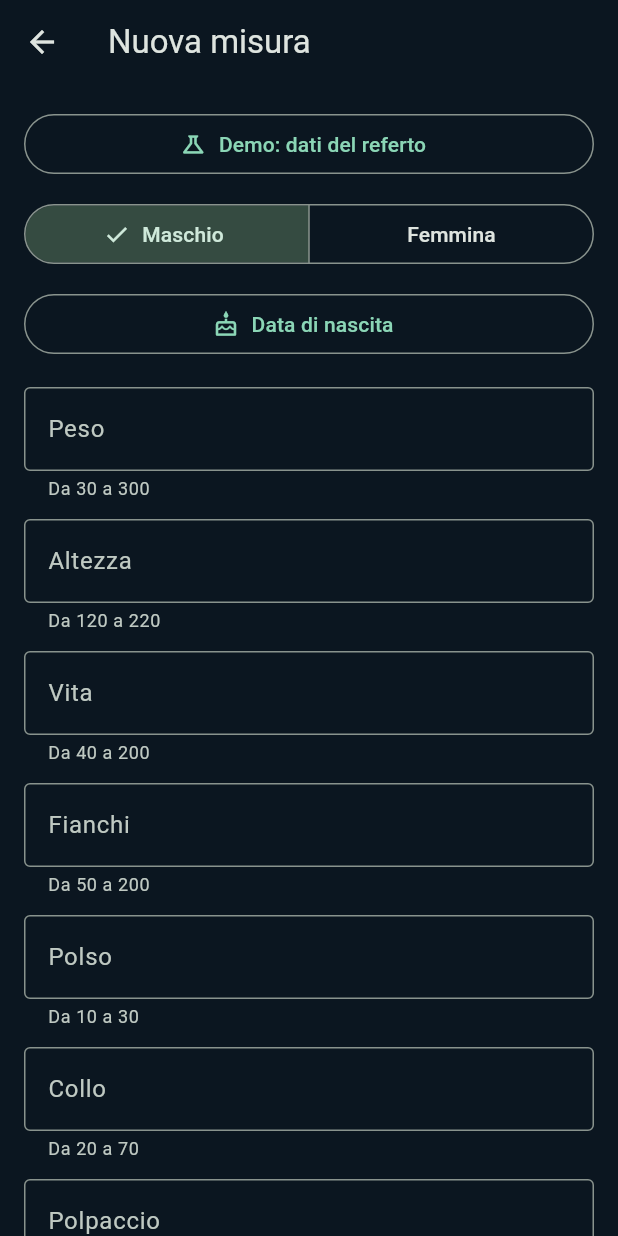
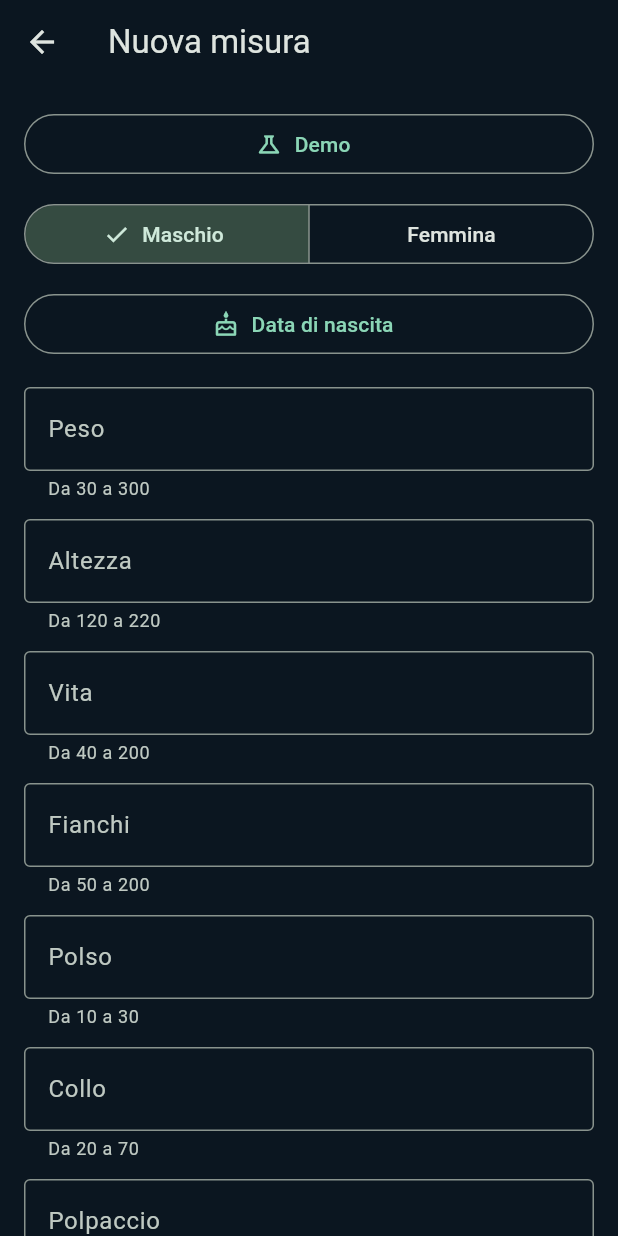
Before and after one commit to dnafinder/somatwin, a Flutter app: the InputScreen screen opened directly, on a phone screen of 412 x 824 dp. Run offline on Flutter 3.47's test engine with Material 3 defaults, Android fonts, the phone set to English and light mode, and no system bars; our stand-ins replace shared_preferences; accounts and stored records are empty.

Commit message:
Etichetta del pulsante demo: solo "Demo"
Co-Authored-By: Claude Sonnet 5.5 <noreply@anthropic.com>
Claude-Session: https://claude.ai/code/session_01556hCMh4HaB8kaFuj9qnGF

```diff
--- a/lib/ui/input_screen.dart
+++ b/lib/ui/input_screen.dart
@@ -195,7 +195,7 @@ class _InputScreenState extends State<InputScreen> {
               OutlinedButton.icon(
                 onPressed: _fillDemo,
                 icon: const Icon(Icons.science_outlined),
-                label: const Text('Demo: dati del referto'),
+                label: const Text('Demo'),
               ),
               const SizedBox(height: 12),
             ],
```
